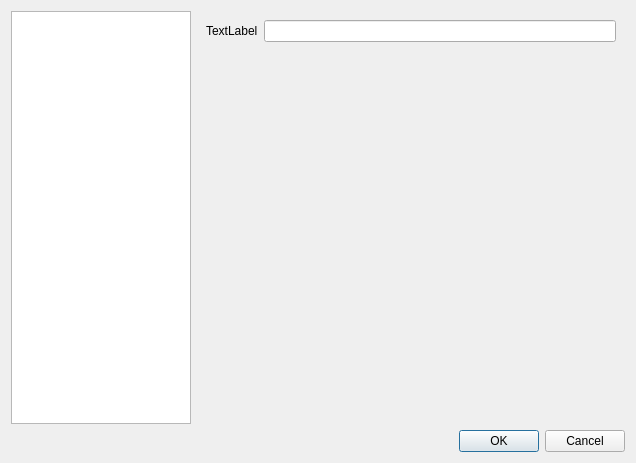
Old version of the form setupdialog.ui in the repository nullx002/mugo.
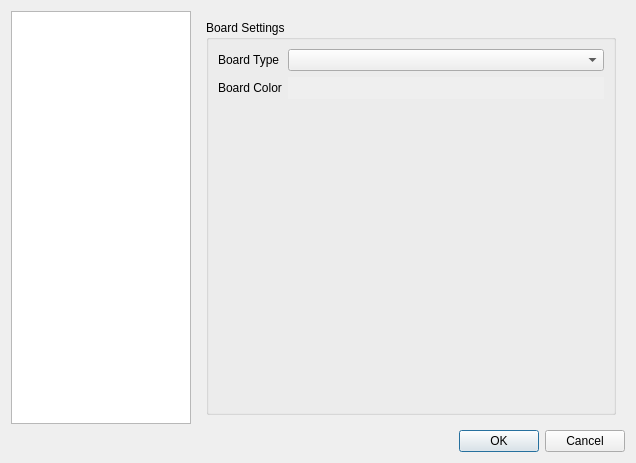
New version of the form.

The edit to the form file:
```diff
--- a/setupdialog.ui
+++ b/setupdialog.ui
@@ -28,21 +28,59 @@
      </item>
      <item>
       <widget class="QStackedWidget" name="stackedWidget">
+       <property name="frameShape">
+        <enum>QFrame::NoFrame</enum>
+       </property>
+       <property name="frameShadow">
+        <enum>QFrame::Plain</enum>
+       </property>
        <property name="currentIndex">
         <number>0</number>
        </property>
        <widget class="QWidget" name="page">
-        <layout class="QFormLayout" name="formLayout">
-         <item row="0" column="0">
-          <widget class="QLabel" name="label">
-           <property name="text">
-            <string>TextLabel</string>
+        <layout class="QHBoxLayout" name="horizontalLayout_2">
+         <item>
+          <widget class="QGroupBox" name="boardGroupBox">
+           <property name="title">
+            <string>Board Settings</string>
            </property>
+           <layout class="QFormLayout" name="formLayout">
+            <item row="0" column="0">
+             <widget class="QLabel" name="boardTypeLabel">
+              <property name="text">
+               <string>Board Type</string>
+              </property>
+             </widget>
+            </item>
+            <item row="0" column="1">
+             <widget class="QComboBox" name="boardTypeComboBox"/>
+            </item>
+            <item row="2" column="0">
+             <widget class="QLabel" name="boardColorLabel">
+              <property name="text">
+               <string>Board Color</string>
+              </property>
+             </widget>
+            </item>
+            <item row="2" column="1">
+             <widget class="QPushButton" name="boardColorButton">
+              <property name="autoFillBackground">
+               <bool>true</bool>
+              </property>
+              <property name="text">
+               <string/>
+              </property>
+              <property name="autoDefault">
+               <bool>false</bool>
+              </property>
+              <property name="flat">
+               <bool>true</bool>
+              </property>
+             </widget>
+            </item>
+           </layout>
           </widget>
          </item>
-         <item row="0" column="1">
-          <widget class="QLineEdit" name="lineEdit"/>
-         </item>
         </layout>
        </widget>
        <widget class="QWidget" name="page_2"/>
```
